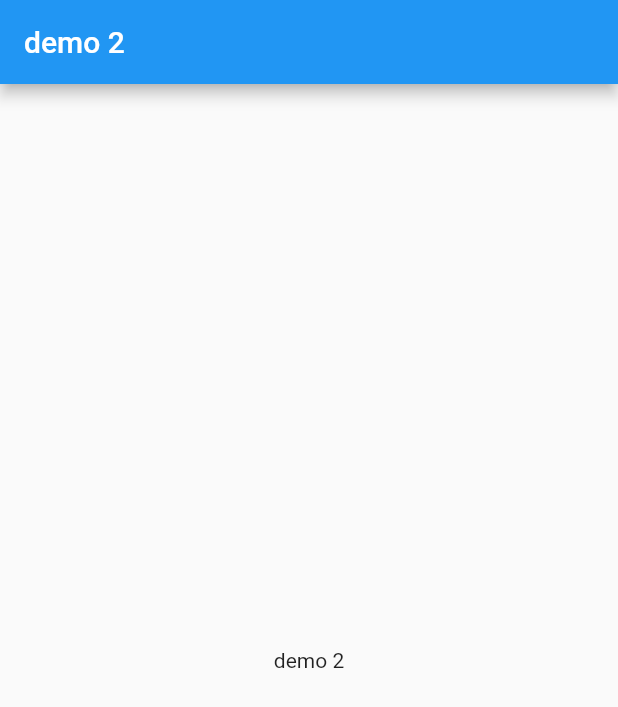
After one commit to castilloroberto/primerra-app-flutter, a Flutter app: the screen it shows after launch, on a phone screen of 412 x 824 dp. The commit adds this screen. Shown: the top 707 px of the screen. Run offline on Flutter 3.47's test engine with Material 2 defaults, Android fonts, the phone set to English and light mode, and no system bars.

Commit message:
actualizacion de lib

```diff
--- a/lib/main.dart
+++ b/lib/main.dart
@@ -1,4 +1,6 @@
 import 'package:flutter/material.dart';
+
+import 'paginas/home_page.dart';
 
 void main() => runApp(MyApp());
 
@@ -7,16 +9,7 @@ class MyApp extends StatelessWidget {
   Widget build(BuildContext context) {
     return MaterialApp(
       title: 'git demo 2',
-      home: Scaffold(
-        appBar: AppBar(
-          title: Text('demo 2'),
-        ),
-        body: Center(
-          child: Container(
-            child: Text('demo 2'),
-          ),
-        ),
-      ),
+      home: HomePage(),
     );
   }
 }
--- /dev/null
+++ b/lib/paginas/home_page.dart
@@ -0,0 +1,17 @@
+import 'package:flutter/material.dart';
+
+class HomePage extends StatelessWidget {
+  @override
+  Widget build(BuildContext context) {
+    return Scaffold(
+      appBar: AppBar(
+        title: Text('demo 2'),
+      ),
+      body: Center(
+        child: Container(
+          child: Text('demo 2'),
+        ),
+      ),
+    );
+  }
+}
```
